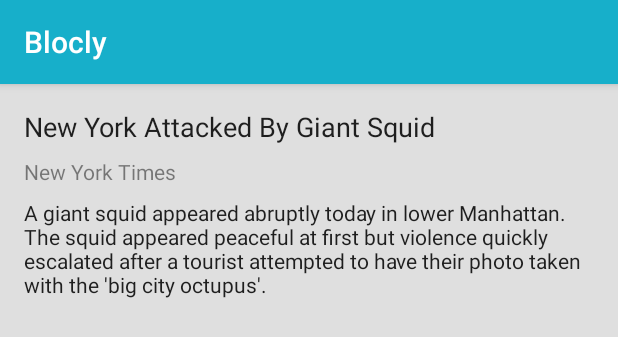
After one commit to narzate06/Blocly, an Android app: the layout rss_item.xml on its own in the app's theme, with its tools: preview values and no code run, on a phone screen of 412 x 824 dp. The commit adds this screen. Shown: the top 337 px of the screen. Run offline under Robolectric (Android 15) with nearby library versions, the phone set to English and light mode, and no system bars.

Commit message:
checkpoint 36 completed

```diff
--- a/app/build.gradle
+++ b/app/build.gradle
@@ -22,4 +22,5 @@ android {
 dependencies {
     compile fileTree(dir: 'libs', include: ['*.jar'])
     compile 'com.android.support:appcompat-v7:22.0.0'
+    compile 'com.android.support:recyclerview-v7:22.0.0'
 }
--- /dev/null
+++ b/app/src/main/res/layout/rss_item.xml
@@ -0,0 +1,40 @@
+<?xml version="1.0" encoding="utf-8"?>
+<RelativeLayout xmlns:android="http://schemas.android.com/apk/res/android"
+    android:layout_width="match_parent"
+    android:layout_height="match_parent"
+
+    android:padding="16dp">
+
+    <TextView
+        android:id="@+id/tv_rss_item_title"
+        android:layout_width="match_parent"
+        android:layout_height="wrap_content"
+        android:text="New York Attacked By Giant Squid"
+        android:textSize="18sp"
+        android:textColor="@color/text_primary"/>
+
+    <TextView
+        android:id="@+id/tv_rss_feed_title"
+        android:layout_width="match_parent"
+        android:layout_height="wrap_content"
+
+        android:layout_below="@+id/tv_rss_item_title"
+
+        android:layout_marginTop="8dp"
+        android:text="New York Times"
+
+        android:singleLine="true"
+        android:textSize="14sp"
+        android:textColor="@color/text_secondary"/>
+
+    <TextView
+        android:id="@+id/tv_rss_item_content"
+        android:layout_width="match_parent"
+        android:layout_height="wrap_content"
+        android:layout_below="@+id/tv_rss_feed_title"
+        android:text="A giant squid appeared abruptly today in lower Manhattan. The squid appeared peaceful at first but violence quickly escalated after a tourist attempted to have their photo taken with the \'big city octupus\'."
+        android:layout_marginTop="8dp"
+        android:textSize="14sp"
+        android:textColor="@color/text_primary"/>
+
+</RelativeLayout>
```
Also changed, not shown: app/src/main/java/io/bloc/android/blocly/ui/activity/BloclyActivity.java (+15 -5 lines), app/src/main/java/io/bloc/android/blocly/ui/adapter/ItemAdapter.java (added, +56 -0 lines), app/src/main/res/layout/activity_blocly.xml (+4 -7 lines), 2 other files.
